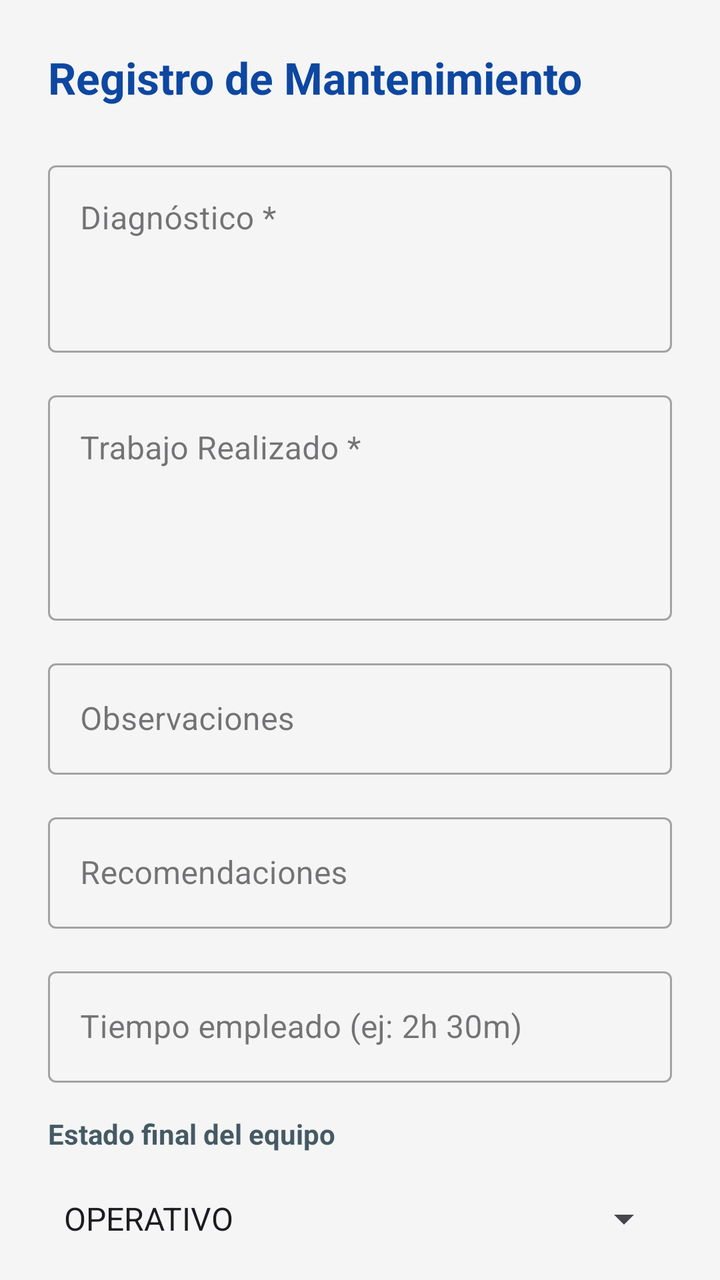
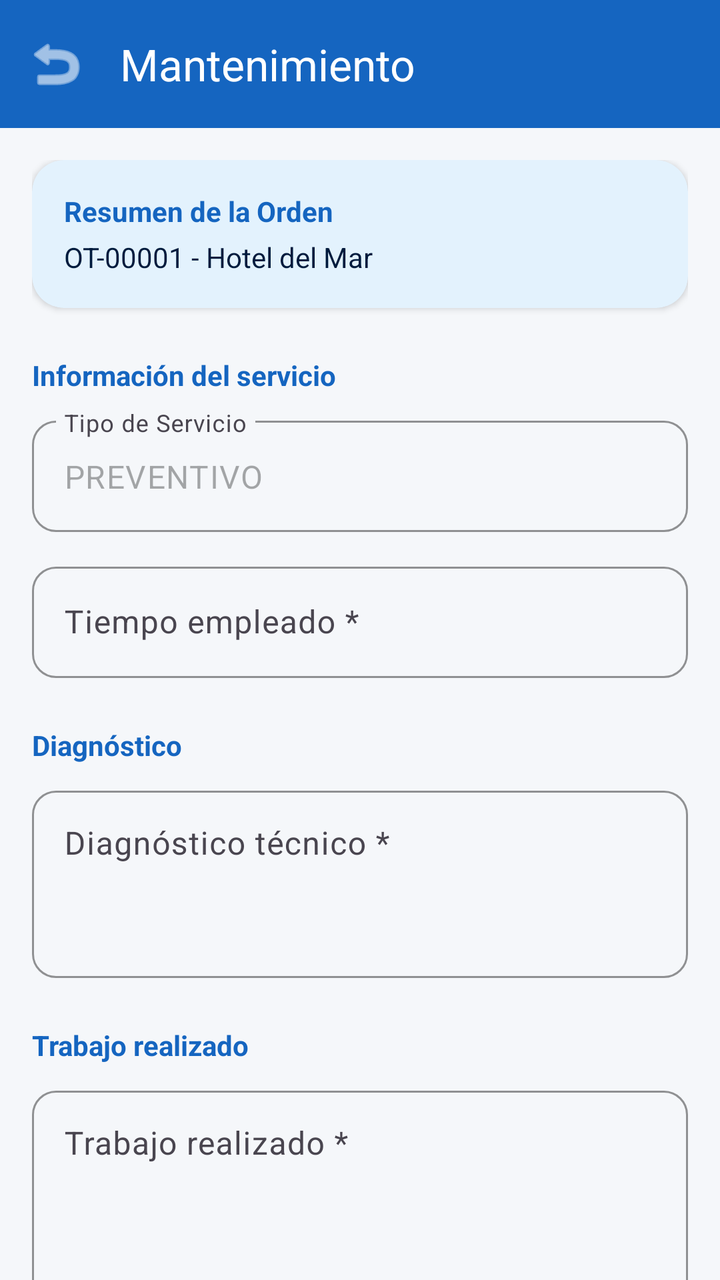

An Android layout rendered at two revisions. The XML below is the earlier revision; the diff shows what the commit changed to produce the second picture.
<!-- AndroidManifest.xml: application theme Theme.ClimaTrack -->
<!-- res/layout/activity_maintenance.xml -->
<?xml version="1.0" encoding="utf-8"?>
<androidx.core.widget.NestedScrollView xmlns:android="http://schemas.android.com/apk/res/android"
    xmlns:app="http://schemas.android.com/apk/res-auto"
    android:layout_width="match_parent"
    android:layout_height="match_parent"
    android:background="@color/background">

    <LinearLayout
        android:layout_width="match_parent"
        android:layout_height="wrap_content"
        android:orientation="vertical"
        android:padding="24dp">

        <TextView
            android:layout_width="wrap_content"
            android:layout_height="wrap_content"
            android:text="Registro de Mantenimiento"
            android:textColor="@color/primary"
            android:textSize="22sp"
            android:textStyle="bold" />

        <com.google.android.material.textfield.TextInputLayout
            style="@style/Widget.MaterialComponents.TextInputLayout.OutlinedBox"
            android:layout_width="match_parent"
            android:layout_height="wrap_content"
            android:layout_marginTop="24dp"
            android:hint="Diagnóstico *">
            <com.google.android.material.textfield.TextInputEditText
                android:id="@+id/etDiagnosis"
                android:layout_width="match_parent"
                android:layout_height="wrap_content"
                android:gravity="top"
                android:inputType="textMultiLine"
                android:lines="3" />
        </com.google.android.material.textfield.TextInputLayout>

        <com.google.android.material.textfield.TextInputLayout
            style="@style/Widget.MaterialComponents.TextInputLayout.OutlinedBox"
            android:layout_width="match_parent"
            android:layout_height="wrap_content"
            android:layout_marginTop="16dp"
            android:hint="Trabajo Realizado *">
            <com.google.android.material.textfield.TextInputEditText
                android:id="@+id/etWorkDone"
                android:layout_width="match_parent"
                android:layout_height="wrap_content"
                android:gravity="top"
                android:inputType="textMultiLine"
                android:lines="4" />
        </com.google.android.material.textfield.TextInputLayout>

        <com.google.android.material.textfield.TextInputLayout
            style="@style/Widget.MaterialComponents.TextInputLayout.OutlinedBox"
            android:layout_width="match_parent"
            android:layout_height="wrap_content"
            android:layout_marginTop="16dp"
            android:hint="Observaciones">
            <com.google.android.material.textfield.TextInputEditText
                android:id="@+id/etObservations"
                android:layout_width="match_parent"
                android:layout_height="wrap_content" />
        </com.google.android.material.textfield.TextInputLayout>

        <com.google.android.material.textfield.TextInputLayout
            style="@style/Widget.MaterialComponents.TextInputLayout.OutlinedBox"
            android:layout_width="match_parent"
            android:layout_height="wrap_content"
            android:layout_marginTop="16dp"
            android:hint="Recomendaciones">
            <com.google.android.material.textfield.TextInputEditText
                android:id="@+id/etRecommendations"
                android:layout_width="match_parent"
                android:layout_height="wrap_content" />
        </com.google.android.material.textfield.TextInputLayout>

        <com.google.android.material.textfield.TextInputLayout
            style="@style/Widget.MaterialComponents.TextInputLayout.OutlinedBox"
            android:layout_width="match_parent"
            android:layout_height="wrap_content"
            android:layout_marginTop="16dp"
            android:hint="Tiempo empleado (ej: 2h 30m)">
            <com.google.android.material.textfield.TextInputEditText
                android:id="@+id/etTimeSpent"
                android:layout_width="match_parent"
                android:layout_height="wrap_content" />
        </com.google.android.material.textfield.TextInputLayout>

        <TextView
            android:layout_width="wrap_content"
            android:layout_height="wrap_content"
            android:layout_marginTop="16dp"
            android:text="Estado final del equipo"
            android:textColor="@color/secondary"
            android:textStyle="bold" />

        <Spinner
            android:id="@+id/spnEquipStatus"
            android:layout_width="match_parent"
            android:layout_height="50dp"
            android:layout_marginTop="8dp"
            android:entries="@array/equipment_status_array" />

        <com.google.android.material.button.MaterialButton
            android:id="@+id/btnSaveMaint"
            android:layout_width="match_parent"
            android:layout_height="60dp"
            android:layout_marginTop="32dp"
            android:text="Guardar Mantenimiento"
            app:cornerRadius="8dp" />

    </LinearLayout>
</androidx.core.widget.NestedScrollView>
<!-- resources referenced by this layout -->
<resources>
  <string-array name="equipment_status_array">
          <item>OPERATIVO</item>
          <item>EN MANTENIMIENTO</item>
          <item>FUERA DE SERVICIO</item>
      </string-array>
  <color name="background">#F5F5F5</color>
  <color name="primary">#0D47A1</color>
  <color name="secondary">#455A64</color>
  <style name="Theme.ClimaTrack" parent="Base.Theme.ClimaTrack" />
  <style name="Base.Theme.ClimaTrack" parent="Theme.Material3.DayNight.NoActionBar">
          
          
      </style>
</resources>

<!-- the commit's change to res/layout/activity_maintenance.xml (unified diff, before → after) -->
@@ -1,112 +1,213 @@
 <?xml version="1.0" encoding="utf-8"?>
-<androidx.core.widget.NestedScrollView xmlns:android="http://schemas.android.com/apk/res/android"
+<androidx.coordinatorlayout.widget.CoordinatorLayout xmlns:android="http://schemas.android.com/apk/res/android"
     xmlns:app="http://schemas.android.com/apk/res-auto"
     android:layout_width="match_parent"
     android:layout_height="match_parent"
-    android:background="@color/background">
-
-    <LinearLayout
+    android:background="@color/md_theme_light_background">
+
+    <com.google.android.material.appbar.AppBarLayout
         android:layout_width="match_parent"
         android:layout_height="wrap_content"
-        android:orientation="vertical"
-        android:padding="24dp">
-
-        <TextView
-            android:layout_width="wrap_content"
-            android:layout_height="wrap_content"
-            android:text="Registro de Mantenimiento"
-            android:textColor="@color/primary"
-            android:textSize="22sp"
-            android:textStyle="bold" />
-
-        <com.google.android.material.textfield.TextInputLayout
-            style="@style/Widget.MaterialComponents.TextInputLayout.OutlinedBox"
+        android:background="@color/md_theme_light_primary">
+
+        <com.google.android.material.appbar.MaterialToolbar
+            android:id="@+id/toolbar"
+            android:layout_width="match_parent"
+            android:layout_height="?attr/actionBarSize"
+            app:title="Mantenimiento"
+            app:titleTextColor="@color/white"
+            app:navigationIcon="@android:drawable/ic_menu_revert"
+            app:navigationIconTint="@color/white" />
+
+    </com.google.android.material.appbar.AppBarLayout>
+
+    <androidx.core.widget.NestedScrollView
+        android:layout_width="match_parent"
+        android:layout_height="match_parent"
+        app:layout_behavior="@string/appbar_scrolling_view_behavior">
+
+        <LinearLayout
             android:layout_width="match_parent"
             android:layout_height="wrap_content"
-            android:layout_marginTop="24dp"
-            android:hint="Diagnóstico *">
-            <com.google.android.material.textfield.TextInputEditText
-                android:id="@+id/etDiagnosis"
-                android:layout_width="match_parent"
-                android:layout_height="wrap_content"
-                android:gravity="top"
-                android:inputType="textMultiLine"
-                android:lines="3" />
-        </com.google.android.material.textfield.TextInputLayout>
-
-        <com.google.android.material.textfield.TextInputLayout
-            style="@style/Widget.MaterialComponents.TextInputLayout.OutlinedBox"
-            android:layout_width="match_parent"
-            android:layout_height="wrap_content"
-            android:layout_marginTop="16dp"
-            android:hint="Trabajo Realizado *">
-            <com.google.android.material.textfield.TextInputEditText
-                android:id="@+id/etWorkDone"
-                android:layout_width="match_parent"
-                android:layout_height="wrap_content"
-                android:gravity="top"
-                android:inputType="textMultiLine"
-                android:lines="4" />
-        </com.google.android.material.textfield.TextInputLayout>
-
-        <com.google.android.material.textfield.TextInputLayout
-            style="@style/Widget.MaterialComponents.TextInputLayout.OutlinedBox"
-            android:layout_width="match_parent"
-            android:layout_height="wrap_content"
-            android:layout_marginTop="16dp"
-            android:hint="Observaciones">
-            <com.google.android.material.textfield.TextInputEditText
-                android:id="@+id/etObservations"
-                android:layout_width="match_parent"
-                android:layout_height="wrap_content" />
-        </com.google.android.material.textfield.TextInputLayout>
-
-        <com.google.android.material.textfield.TextInputLayout
-            style="@style/Widget.MaterialComponents.TextInputLayout.OutlinedBox"
-            android:layout_width="match_parent"
-            android:layout_height="wrap_content"
-            android:layout_marginTop="16dp"
-            android:hint="Recomendaciones">
-            <com.google.android.material.textfield.TextInputEditText
-                android:id="@+id/etRecommendations"
-                android:layout_width="match_parent"
-                android:layout_height="wrap_content" />
-        </com.google.android.material.textfield.TextInputLayout>
-
-        <com.google.android.material.textfield.TextInputLayout
-            style="@style/Widget.MaterialComponents.TextInputLayout.OutlinedBox"
-            android:layout_width="match_parent"
-            android:layout_height="wrap_content"
-            android:layout_marginTop="16dp"
-            android:hint="Tiempo empleado (ej: 2h 30m)">
-            <com.google.android.material.textfield.TextInputEditText
-                android:id="@+id/etTimeSpent"
-                android:layout_width="match_parent"
-                android:layout_height="wrap_content" />
-        </com.google.android.material.textfield.TextInputLayout>
-
-        <TextView
-            android:layout_width="wrap_content"
-            android:layout_height="wrap_content"
-            android:layout_marginTop="16dp"
-            android:text="Estado final del equipo"
-            android:textColor="@color/secondary"
-            android:textStyle="bold" />
-
-        <Spinner
-            android:id="@+id/spnEquipStatus"
-            android:layout_width="match_parent"
-            android:layout_height="50dp"
-            android:layout_marginTop="8dp"
-            android:entries="@array/equipment_status_array" />
-
-        <com.google.android.material.button.MaterialButton
-            android:id="@+id/btnSaveMaint"
-            android:layout_width="match_parent"
-            android:layout_height="60dp"
-            android:layout_marginTop="32dp"
-            android:text="Guardar Mantenimiento"
-            app:cornerRadius="8dp" />
-
-    </LinearLayout>
-</androidx.core.widget.NestedScrollView>
+            android:orientation="vertical"
+            android:padding="16dp">
+
+            
+            <com.google.android.material.card.MaterialCardView
+                android:layout_width="match_parent"
+                android:layout_height="wrap_content"
+                app:cardBackgroundColor="@color/md_theme_light_primaryContainer">
+
+                <LinearLayout
+                    android:layout_width="match_parent"
+                    android:layout_height="wrap_content"
+                    android:orientation="vertical"
+                    android:padding="16dp">
+
+                    <TextView
+                        android:id="@+id/tvOrderTitle"
+                        android:layout_width="wrap_content"
+                        android:layout_height="wrap_content"
+                        android:text="Resumen de la Orden"
+                        android:textColor="@color/md_theme_light_primary"
+                        android:textStyle="bold" />
+
+                    <TextView
+                        android:id="@+id/tvOrderDetail"
+                        android:layout_width="wrap_content"
+                        android:layout_height="wrap_content"
+                        android:layout_marginTop="4dp"
+                        android:text="OT-00001 - Hotel del Mar"
+                        android:textColor="@color/md_theme_light_onPrimaryContainer" />
+                </LinearLayout>
+            </com.google.android.material.card.MaterialCardView>
+
+            
+            <TextView
+                android:layout_width="wrap_content"
+                android:layout_height="wrap_content"
+                android:layout_marginTop="24dp"
+                android:text="@string/maint_info_section"
+                android:textColor="@color/md_theme_light_primary"
+                android:textStyle="bold" />
+
+            <com.google.android.material.textfield.TextInputLayout
+                android:layout_width="match_parent"
+                android:layout_height="wrap_content"
+                android:layout_marginTop="8dp"
+                android:hint="Tipo de Servicio">
+                <com.google.android.material.textfield.TextInputEditText
+                    android:id="@+id/etServiceType"
+                    android:layout_width="match_parent"
+                    android:layout_height="wrap_content"
+                    android:enabled="false"
+                    android:text="PREVENTIVO" />
+            </com.google.android.material.textfield.TextInputLayout>
+
+            <com.google.android.material.textfield.TextInputLayout
+                android:layout_width="match_parent"
+                android:layout_height="wrap_content"
+                android:layout_marginTop="12dp"
+                android:hint="Tiempo empleado *">
+                <com.google.android.material.textfield.TextInputEditText
+                    android:id="@+id/etTimeSpent"
+                    android:layout_width="match_parent"
+                    android:layout_height="wrap_content"
+                    android:inputType="text" />
+            </com.google.android.material.textfield.TextInputLayout>
+
+            
+            <TextView
+                android:layout_width="wrap_content"
+                android:layout_height="wrap_content"
+                android:layout_marginTop="24dp"
+                android:text="@string/diagnosis_section"
+                android:textColor="@color/md_theme_light_primary"
+                android:textStyle="bold" />
+
+            <com.google.android.material.textfield.TextInputLayout
+                android:layout_width="match_parent"
+                android:layout_height="wrap_content"
+                android:layout_marginTop="8dp"
+                android:hint="Diagnóstico técnico *">
+                <com.google.android.material.textfield.TextInputEditText
+                    android:id="@+id/etDiagnosis"
+                    android:layout_width="match_parent"
+                    android:layout_height="wrap_content"
+                    android:gravity="top"
+                    android:inputType="textMultiLine"
+                    android:lines="3" />
+            </com.google.android.material.textfield.TextInputLayout>
+
+            
+            <TextView
+                android:layout_width="wrap_content"
+                android:layout_height="wrap_content"
+                android:layout_marginTop="24dp"
+                android:text="@string/work_done_section"
+                android:textColor="@color/md_theme_light_primary"
+                android:textStyle="bold" />
+
+            <com.google.android.material.textfield.TextInputLayout
+                android:layout_width="match_parent"
+                android:layout_height="wrap_content"
+                android:layout_marginTop="8dp"
+                android:hint="Trabajo realizado *">
+                <com.google.android.material.textfield.TextInputEditText
+                    android:id="@+id/etWorkDone"
+                    android:layout_width="match_parent"
+                    android:layout_height="wrap_content"
+                    android:gravity="top"
+                    android:inputType="textMultiLine"
+                    android:lines="4" />
+            </com.google.android.material.textfield.TextInputLayout>
+
+            
+            <TextView
+                android:layout_width="wrap_content"
+                android:layout_height="wrap_content"
+                android:layout_marginTop="24dp"
+                android:text="@string/equip_status_section"
+                android:textColor="@color/md_theme_light_primary"
+                android:textStyle="bold" />
+
+            <com.google.android.material.card.MaterialCardView
+                android:layout_width="match_parent"
+                android:layout_height="wrap_content"
+                android:layout_marginTop="8dp"
+                app:cardBackgroundColor="@color/white"
+                app:strokeColor="@color/divider"
+                app:strokeWidth="1dp">
+
+                <Spinner
+                    android:id="@+id/spnEquipStatus"
+                    android:layout_width="match_parent"
+                    android:layout_height="56dp"
+                    android:paddingHorizontal="12dp" />
+            </com.google.android.material.card.MaterialCardView>
+
+            
+            <TextView
+                android:layout_width="wrap_content"
+                android:layout_height="wrap_content"
+                android:layout_marginTop="24dp"
+                android:text="@string/observations_section"
+                android:textColor="@color/md_theme_light_primary"
+                android:textStyle="bold" />
+
+            <com.google.android.material.textfield.TextInputLayout
+                android:layout_width="match_parent"
+                android:layout_height="wrap_content"
+                android:layout_marginTop="8dp"
+                android:hint="Observaciones adicionales">
+                <com.google.android.material.textfield.TextInputEditText
+                    android:id="@+id/etObservations"
+                    android:layout_width="match_parent"
+                    android:layout_height="wrap_content" />
+            </com.google.android.material.textfield.TextInputLayout>
+
+            <com.google.android.material.textfield.TextInputLayout
+                android:layout_width="match_parent"
+                android:layout_height="wrap_content"
+                android:layout_marginTop="12dp"
+                android:hint="Recomendaciones">
+                <com.google.android.material.textfield.TextInputEditText
+                    android:id="@+id/etRecommendations"
+                    android:layout_width="match_parent"
+                    android:layout_height="wrap_content" />
+            </com.google.android.material.textfield.TextInputLayout>
+
+            <com.google.android.material.button.MaterialButton
+                android:id="@+id/btnSaveMaint"
+                android:layout_width="match_parent"
+                android:layout_height="60dp"
+                android:layout_marginTop="32dp"
+                android:layout_marginBottom="32dp"
+                android:text="GUARDAR MANTENIMIENTO"
+                android:textSize="16sp"
+                android:textStyle="bold" />
+
+        </LinearLayout>
+    </androidx.core.widget.NestedScrollView>
+
+</androidx.coordinatorlayout.widget.CoordinatorLayout>
<!-- resource entries referenced after the edit -->
@@ -1,17 +1,57 @@
 <!-- resources referenced by this layout -->
 <resources>
-  <string-array name="equipment_status_array">
-          <item>OPERATIVO</item>
-          <item>EN MANTENIMIENTO</item>
-          <item>FUERA DE SERVICIO</item>
-      </string-array>
-  <color name="background">#F5F5F5</color>
-  <color name="primary">#0D47A1</color>
-  <color name="secondary">#455A64</color>
+  <color name="divider">#E5E7EB</color>
+  <color name="md_theme_light_background">#F5F7FA</color>
+  <color name="md_theme_light_onPrimaryContainer">#001B3D</color>
+  <color name="md_theme_light_primary">#1565C0</color>
+  <color name="md_theme_light_primaryContainer">#E3F2FD</color>
+  <color name="white">#FFFFFFFF</color>
+  <string name="diagnosis_section">Diagnóstico</string>
+  <string name="equip_status_section">Estado del equipo</string>
+  <string name="maint_info_section">Información del servicio</string>
+  <string name="observations_section">Observaciones</string>
+  <string name="work_done_section">Trabajo realizado</string>
   <style name="Theme.ClimaTrack" parent="Base.Theme.ClimaTrack" />
   <style name="Base.Theme.ClimaTrack" parent="Theme.Material3.DayNight.NoActionBar">
           
+          <item name="colorPrimary">@color/md_theme_light_primary</item>
+          <item name="colorOnPrimary">@color/md_theme_light_onPrimary</item>
+          <item name="colorPrimaryContainer">@color/md_theme_light_primaryContainer</item>
+          <item name="colorOnPrimaryContainer">@color/md_theme_light_onPrimaryContainer</item>
+  
+          <item name="colorSecondary">@color/md_theme_light_secondary</item>
+          <item name="colorOnSecondary">@color/md_theme_light_onSecondary</item>
+  
+          <item name="android:windowBackground">@color/md_theme_light_background</item>
+          <item name="colorSurface">@color/md_theme_light_surface</item>
+          <item name="colorOnSurface">@color/md_theme_light_onSurface</item>
+  
           
+          <item name="materialCardViewStyle">@style/Widget.ClimaTrack.CardView</item>
+          <item name="materialButtonStyle">@style/Widget.ClimaTrack.Button</item>
+          <item name="textInputStyle">@style/Widget.ClimaTrack.TextInputLayout</item>
+      </style>
+  <color name="md_theme_light_onPrimary">#FFFFFF</color>
+  <color name="md_theme_light_secondary">#455A64</color>
+  <color name="md_theme_light_onSecondary">#FFFFFF</color>
+  <color name="md_theme_light_surface">#FFFFFF</color>
+  <color name="md_theme_light_onSurface">#1A1C1E</color>
+  <style name="Widget.ClimaTrack.CardView" parent="Widget.Material3.CardView.Elevated">
+          <item name="cardCornerRadius">16dp</item>
+          <item name="cardElevation">2dp</item>
+          <item name="android:layout_margin">8dp</item>
+      </style>
+  <style name="Widget.ClimaTrack.Button" parent="Widget.Material3.Button">
+          <item name="cornerRadius">12dp</item>
+          <item name="android:insetTop">0dp</item>
+          <item name="android:insetBottom">0dp</item>
+      </style>
+  <style name="Widget.ClimaTrack.TextInputLayout" parent="Widget.Material3.TextInputLayout.OutlinedBox">
+          <item name="boxCornerRadiusTopStart">12dp</item>
+          <item name="boxCornerRadiusTopEnd">12dp</item>
+          <item name="boxCornerRadiusBottomStart">12dp</item>
+          <item name="boxCornerRadiusBottomEnd">12dp</item>
+          <item name="boxStrokeColor">@color/md_theme_light_primary</item>
       </style>
 </resources>
 
